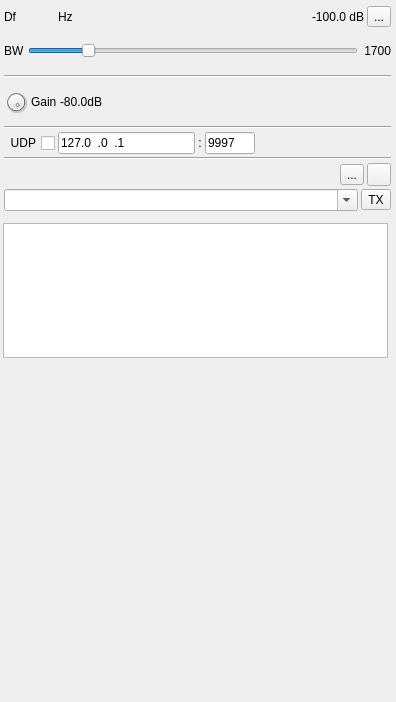
Qt form plugins/channeltx/modpsk31/psk31modgui.ui (f4exb/sdrangel) before a commit.
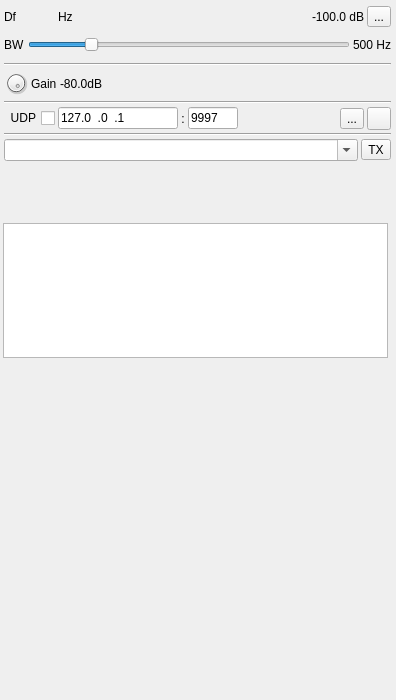
The same form after that commit. Icons and pictures are not drawn. Custom widgets are drawn as their Qt base class.

```diff
--- a/plugins/channeltx/modpsk31/psk31modgui.ui
+++ b/plugins/channeltx/modpsk31/psk31modgui.ui
@@ -7,7 +7,7 @@
     <x>0</x>
     <y>0</y>
     <width>396</width>
-    <height>702</height>
+    <height>700</height>
    </rect>
   </property>
   <property name="sizePolicy">
@@ -43,7 +43,7 @@
      <x>2</x>
      <y>2</y>
      <width>391</width>
-     <height>211</height>
+     <height>161</height>
     </rect>
    </property>
    <property name="minimumSize">
@@ -213,20 +213,20 @@
          <string>RF bandwidth</string>
         </property>
         <property name="minimum">
-         <number>1</number>
+         <number>10</number>
         </property>
         <property name="maximum">
-         <number>2000</number>
+         <number>500</number>
         </property>
         <property name="singleStep">
          <number>10</number>
         </property>
         <property name="pageStep">
+         <number>10</number>
+        </property>
+        <property name="value">
          <number>100</number>
         </property>
-        <property name="value">
-         <number>340</number>
-        </property>
         <property name="orientation">
          <enum>Qt::Horizontal</enum>
         </property>
@@ -241,7 +241,7 @@
          </size>
         </property>
         <property name="text">
-         <string>1700</string>
+         <string>500 Hz</string>
         </property>
         <property name="alignment">
          <set>Qt::AlignRight|Qt::AlignTrailing|Qt::AlignVCenter</set>
@@ -429,30 +429,6 @@
         </property>
        </spacer>
       </item>
-     </layout>
-    </item>
-    <item>
-     <widget class="Line" name="line_6">
-      <property name="orientation">
-       <enum>Qt::Horizontal</enum>
-      </property>
-     </widget>
-    </item>
-    <item>
-     <layout class="QHBoxLayout" name="callsignLayout">
-      <item>
-       <spacer name="horizontalSpacerSettings">
-        <property name="orientation">
-         <enum>Qt::Horizontal</enum>
-        </property>
-        <property name="sizeHint" stdset="0">
-         <size>
-          <width>40</width>
-          <height>20</height>
-         </size>
-        </property>
-       </spacer>
-      </item>
       <item>
        <widget class="ButtonSwitch" name="repeat">
         <property name="toolTip">
@@ -483,6 +459,13 @@
       </item>
      </layout>
     </item>
+    <item>
+     <widget class="Line" name="line_6">
+      <property name="orientation">
+       <enum>Qt::Horizontal</enum>
+      </property>
+     </widget>
+    </item>
     <item>
      <layout class="QHBoxLayout" name="packetDataLayout">
       <item>
```
Left out of the diff: 2 changed lines with no effect on the pictures.
